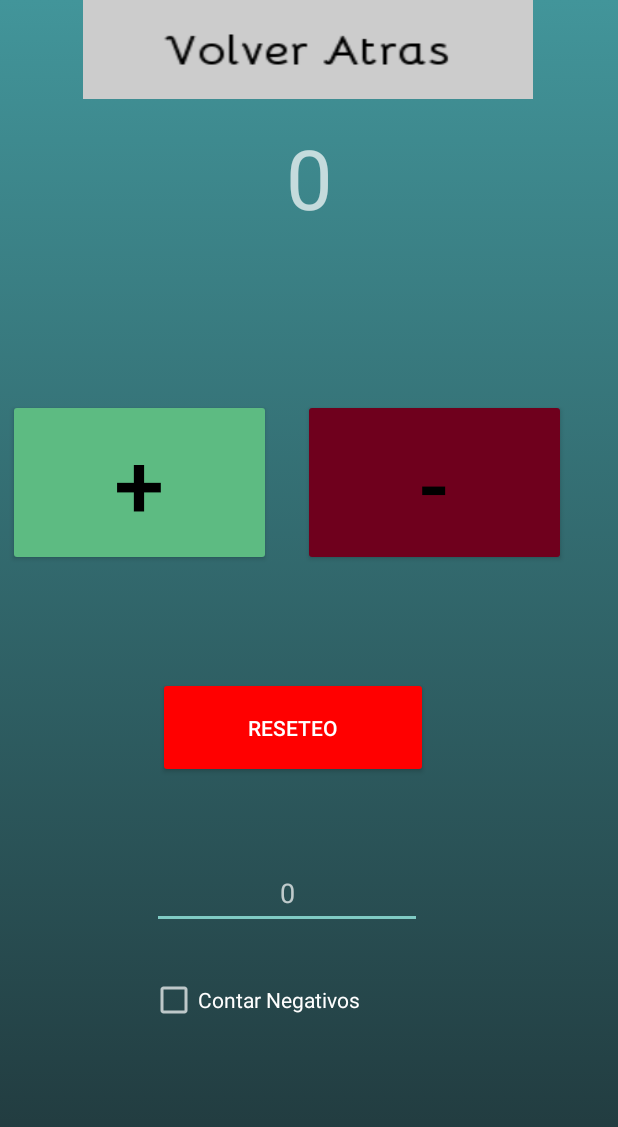
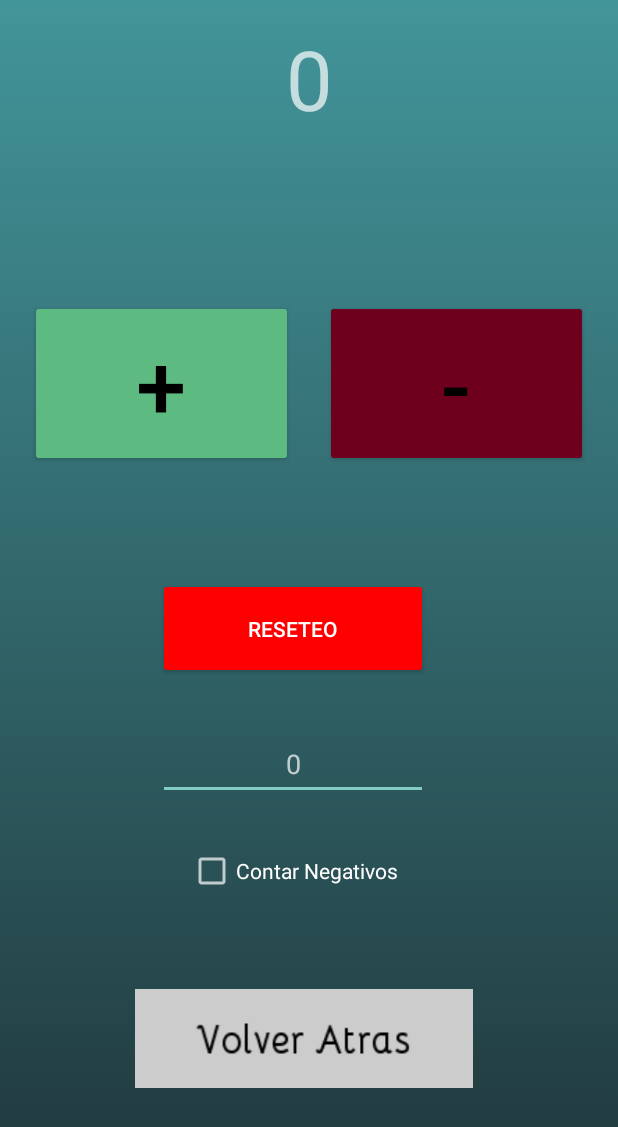
Before and after one commit to Giocruz36/Contador, an Android app: the MainActivity screen opened directly, with no data from a screen before it, on a phone screen of 412 x 824 dp. Shown: the top 1127 px of the screen. Run offline under Robolectric (Android 15) with nearby library versions, the phone set to English and light mode, and no system bars; 1 statement that could not run was skipped.

Commit message:
perfeccionar la app

```diff
--- a/app/src/main/java/com/example/contador/NivelPantalla.java
+++ b/app/src/main/java/com/example/contador/NivelPantalla.java
@@ -23,7 +23,7 @@ public class NivelPantalla extends AppCompatImageView {
         posLeft=100;
         posTop=75;
         posXY=100;
-        radio=dimenh/2-posLeft;
+        radio=dimenh/4-posLeft;
         fondo = iniciaFondo();
         angulos=new float[2];
         angulos[0]=0;
--- a/app/src/main/res/layout-land/activity_main.xml
+++ b/app/src/main/res/layout-land/activity_main.xml
@@ -71,7 +71,7 @@
                 android:id="@+id/negativos"
                 android:layout_width="179dp"
                 android:layout_height="wrap_content"
-                android:layout_marginStart="90dp"
+                android:layout_marginStart="110dp"
                 android:layout_marginTop="20dp"
                 android:layout_marginEnd="100dp"
                 android:layout_marginBottom="21dp"
@@ -82,7 +82,7 @@
                 android:id="@+id/reset"
                 android:layout_width="180dp"
                 android:layout_height="65dp"
-                android:layout_marginStart="90dp"
+                android:layout_marginStart="110dp"
                 android:layout_marginEnd="100dp"
                 android:layout_marginBottom="21dp"
                 android:backgroundTint="#FF0000"
@@ -93,13 +93,15 @@
                 android:id="@+id/valorReseteo"
                 android:layout_width="185dp"
                 android:layout_height="wrap_content"
-                android:layout_marginStart="90dp"
+                android:layout_marginStart="110dp"
                 android:layout_marginEnd="100dp"
                 android:hint="0"
                 android:inputType="textPersonName"
                 android:minHeight="48dp"
                 android:textAlignment="center" />
+
         </LinearLayout>
+
     </LinearLayout>
 
     <LinearLayout
--- a/app/src/main/res/layout/activity_main.xml
+++ b/app/src/main/res/layout/activity_main.xml
@@ -6,22 +6,6 @@
     android:orientation="vertical"
     android:weightSum="6"
     tools:context=".MainActivity">
-
-    <LinearLayout
-        android:layout_width="match_parent"
-        android:layout_height="wrap_content"
-        android:orientation="horizontal"
-        android:weightSum="1">
-
-        <Button
-            android:id="@+id/botonSalir"
-            android:layout_width="300dp"
-            android:layout_height="match_parent"
-            android:background="@drawable/atras_contador"
-            android:onClick="cerrar_cont"
-            android:layout_marginStart="55dp"/>
-
-    </LinearLayout>
 
     <LinearLayout
         android:layout_width="match_parent"
@@ -53,7 +37,7 @@
             style = "@style/boton"
             android:layout_width="175dp"
             android:layout_height="111dp"
-            android:layout_marginStart="5dp"
+            android:layout_marginStart="20dp"
             android:layout_marginTop="100dp"
             android:layout_marginEnd="16dp"
             android:layout_marginBottom="449dp"
@@ -80,7 +64,7 @@
 
     <LinearLayout
         android:layout_width="match_parent"
-        android:layout_height="125dp"
+        android:layout_height="105dp"
         android:orientation="horizontal"
         android:weightSum="6">
 
@@ -100,7 +84,7 @@
 
     <LinearLayout
         android:layout_width="match_parent"
-        android:layout_height="291dp"
+        android:layout_height="174dp"
         android:orientation="vertical"
         android:weightSum="2">
 
@@ -108,7 +92,7 @@
             android:id="@+id/valorReseteo"
             android:layout_width="180dp"
             android:layout_height="wrap_content"
-            android:layout_marginStart="101dp"
+            android:layout_marginStart="105dp"
             android:layout_marginEnd="100dp"
             android:layout_marginBottom="21dp"
             android:hint="0"
@@ -120,7 +104,7 @@
             android:id="@+id/negativos"
             android:layout_width="195dp"
             android:layout_height="wrap_content"
-            android:layout_marginStart="100dp"
+            android:layout_marginStart="125dp"
             android:layout_marginTop="10dp"
             android:layout_marginEnd="100dp"
             android:layout_marginBottom="21dp"
@@ -128,4 +112,20 @@
             android:text="@string/valornegat" />
     </LinearLayout>
 
+    <LinearLayout
+        android:layout_width="match_parent"
+        android:layout_height="wrap_content"
+        android:orientation="horizontal"
+        android:weightSum="1">
+
+        <Button
+            android:id="@+id/botonSalir"
+            android:layout_width="225dp"
+            android:layout_height="match_parent"
+            android:background="@drawable/atras_contador"
+            android:onClick="cerrar_cont"
+            android:layout_marginStart="90dp"/>
+
+    </LinearLayout>
+
 </LinearLayout>
```
